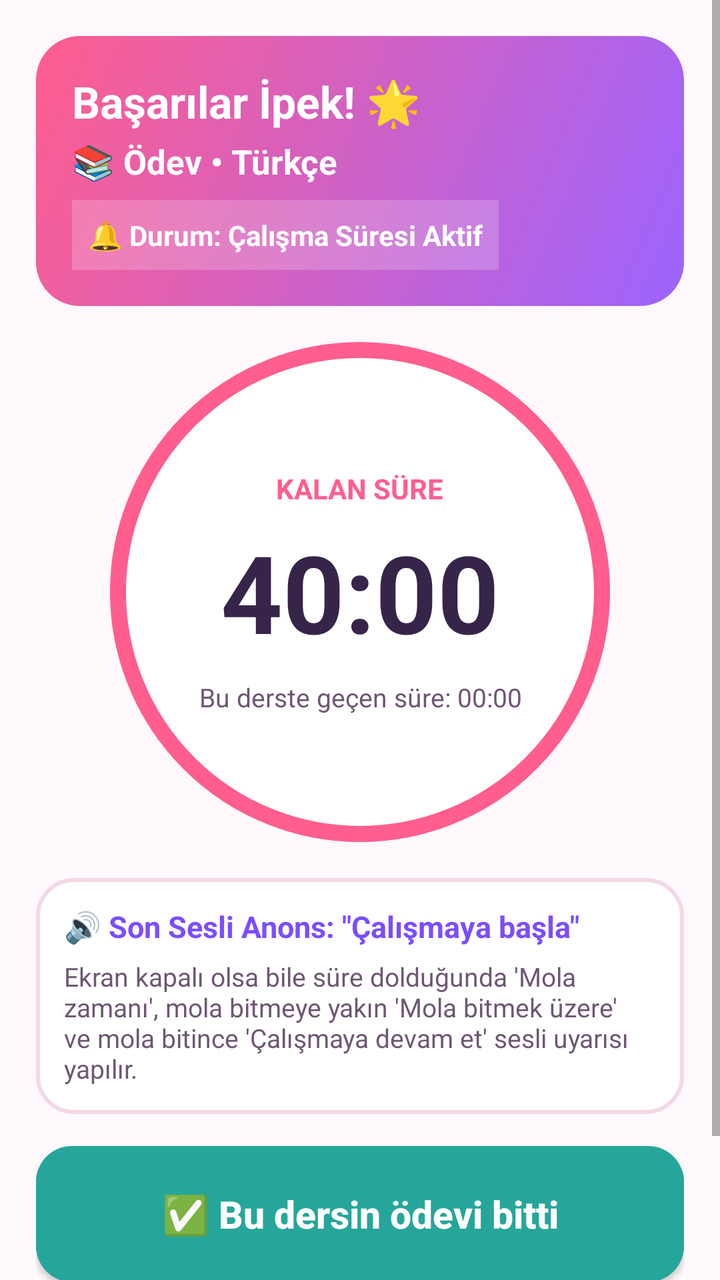
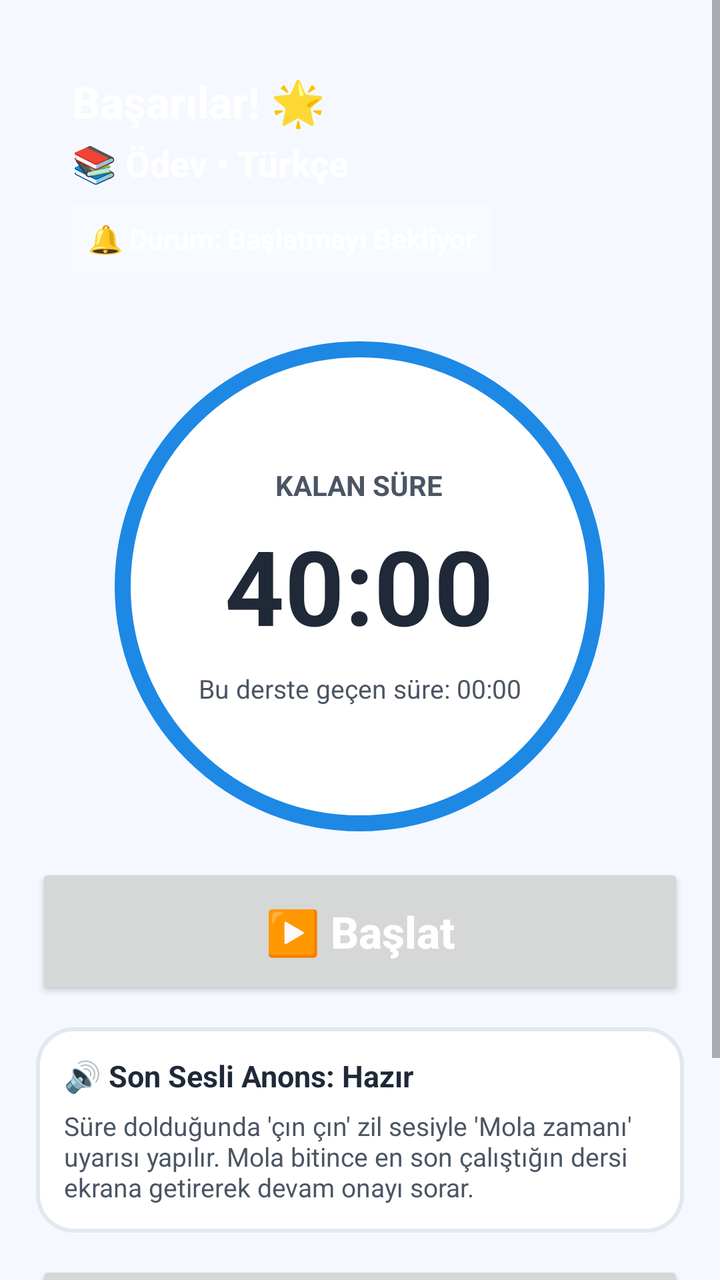

Two renders of the same Android screen: before a commit and after it. Below are the layout's source before the change and the commit's diff.
<!-- AndroidManifest.xml: application theme AppTheme -->
<!-- res/layout/activity_timer.xml -->
<?xml version="1.0" encoding="utf-8"?>
<ScrollView xmlns:android="http://schemas.android.com/apk/res/android"
    android:layout_width="match_parent"
    android:layout_height="match_parent"
    android:fillViewport="true"
    android:background="@color/bg_cream">

    <LinearLayout
        android:layout_width="match_parent"
        android:layout_height="wrap_content"
        android:gravity="center_horizontal"
        android:orientation="vertical"
        android:padding="18dp">

        
        <LinearLayout
            android:id="@+id/layoutTimerBanner"
            android:layout_width="match_parent"
            android:layout_height="wrap_content"
            android:background="@drawable/bg_header_card"
            android:orientation="vertical"
            android:padding="18dp"
            android:layout_marginBottom="18dp">

            <TextView
                android:id="@+id/tvTimerIpekcheer"
                android:layout_width="wrap_content"
                android:layout_height="wrap_content"
                android:text="Başarılar İpek! 🌟"
                android:textColor="#FFFFFF"
                android:textSize="22sp"
                android:textStyle="bold" />

            <TextView
                android:id="@+id/tvTimerModeAndSubject"
                android:layout_width="wrap_content"
                android:layout_height="wrap_content"
                android:layout_marginTop="4dp"
                android:text="📚 Ödev • Türkçe"
                android:textColor="#FFFFFF"
                android:textSize="17sp"
                android:textStyle="bold" />

            <TextView
                android:id="@+id/tvPhaseBadge"
                android:layout_width="wrap_content"
                android:layout_height="wrap_content"
                android:layout_marginTop="8dp"
                android:background="#33FFFFFF"
                android:padding="8dp"
                android:text="🔔 Durum: Çalışma Süresi Aktif"
                android:textColor="#FFFFFF"
                android:textSize="14sp"
                android:textStyle="bold" />
        </LinearLayout>

        
        <LinearLayout
            android:layout_width="250dp"
            android:layout_height="250dp"
            android:background="@drawable/bg_timer_circle"
            android:gravity="center"
            android:orientation="vertical"
            android:padding="20dp"
            android:layout_marginBottom="18dp">

            <TextView
                android:id="@+id/tvPhaseLabelInside"
                android:layout_width="wrap_content"
                android:layout_height="wrap_content"
                android:text="KALAN SÜRE"
                android:textColor="@color/primary_pink"
                android:textSize="14sp"
                android:textStyle="bold" />

            <TextView
                android:id="@+id/tvCountdownClock"
                android:layout_width="wrap_content"
                android:layout_height="wrap_content"
                android:layout_marginTop="6dp"
                android:text="40:00"
                android:textColor="@color/text_dark"
                android:textSize="54sp"
                android:textStyle="bold" />

            <TextView
                android:id="@+id/tvSubjectElapsedInfo"
                android:layout_width="wrap_content"
                android:layout_height="wrap_content"
                android:layout_marginTop="8dp"
                android:gravity="center"
                android:text="Bu derste geçen süre: 00:00"
                android:textColor="@color/text_muted"
                android:textSize="13sp" />
        </LinearLayout>

        
        <LinearLayout
            android:layout_width="match_parent"
            android:layout_height="wrap_content"
            android:background="@drawable/bg_white_card"
            android:orientation="vertical"
            android:padding="14dp"
            android:layout_marginBottom="16dp">

            <TextView
                android:id="@+id/tvLastAnnouncementText"
                android:layout_width="match_parent"
                android:layout_height="wrap_content"
                android:text="🔊 Son Sesli Anons: &quot;Çalışmaya başla&quot;"
                android:textColor="@color/accent_purple"
                android:textSize="15sp"
                android:textStyle="bold" />

            <TextView
                android:id="@+id/tvCycleExplanation"
                android:layout_width="match_parent"
                android:layout_height="wrap_content"
                android:layout_marginTop="6dp"
                android:text="Ekran kapalı olsa bile süre dolduğunda 'Mola zamanı', mola bitmeye yakın 'Mola bitmek üzere' ve mola bitince 'Çalışmaya devam et' sesli uyarısı yapılır."
                android:textColor="@color/text_muted"
                android:textSize="13sp" />
        </LinearLayout>

        
        <Button
            android:id="@+id/btnFinishCurrentSubject"
            android:layout_width="match_parent"
            android:layout_height="68dp"
            android:layout_marginBottom="12dp"
            android:background="@drawable/btn_mint_rounded"
            android:text="✅ Bu dersin ödevi bitti"
            android:textAllCaps="false"
            android:textColor="#FFFFFF"
            android:textSize="19sp"
            android:textStyle="bold" />

        
        <LinearLayout
            android:layout_width="match_parent"
            android:layout_height="wrap_content"
            android:orientation="horizontal"
            android:weightSum="2">

            <Button
                android:id="@+id/btnPauseResumeTimer"
                android:layout_width="0dp"
                android:layout_height="50dp"
                android:layout_weight="1"
                android:layout_marginEnd="6dp"
                android:background="@drawable/btn_orange_rounded"
                android:text="⏸️ Duraklat"
                android:textAllCaps="false"
                android:textColor="#FFFFFF"
                android:textSize="14sp"
                android:textStyle="bold" />

            <Button
                android:id="@+id/btnCancelSession"
                android:layout_width="0dp"
                android:layout_height="50dp"
                android:layout_weight="1"
                android:layout_marginStart="6dp"
                android:background="@drawable/bg_white_card"
                android:text="⬅️ Ders Seçimine Dön"
                android:textAllCaps="false"
                android:textColor="@color/text_dark"
                android:textSize="14sp"
                android:textStyle="bold" />
        </LinearLayout>

    </LinearLayout>
</ScrollView>
<!-- resources referenced by this layout -->
<resources>
  <color name="accent_purple">#7C4DFF</color>
  <color name="bg_cream">#FFF8FC</color>
  <color name="primary_pink">#FF5E8E</color>
  <color name="text_dark">#372549</color>
  <color name="text_muted">#6E5773</color>
  <!-- drawable bg_header_card (drawable) -->
  <?xml version="1.0" encoding="utf-8"?>
  <shape xmlns:android="http://schemas.android.com/apk/res/android" android:shape="rectangle">
      <gradient
          android:startColor="#FF5E8E"
          android:endColor="#9C64FF"
          android:angle="315" />
      <corners android:radius="22dp" />
  </shape>
  <!-- drawable bg_timer_circle (drawable) -->
  <?xml version="1.0" encoding="utf-8"?>
  <shape xmlns:android="http://schemas.android.com/apk/res/android" android:shape="oval">
      <solid android:color="#FFFFFF" />
      <stroke android:width="8dp" android:color="#FF5E8E" />
  </shape>
  <!-- drawable bg_white_card (drawable) -->
  <?xml version="1.0" encoding="utf-8"?>
  <shape xmlns:android="http://schemas.android.com/apk/res/android" android:shape="rectangle">
      <solid android:color="#FFFFFF" />
      <corners android:radius="18dp" />
      <stroke android:width="2dp" android:color="#F3D9E8" />
  </shape>
  <!-- drawable btn_mint_rounded (drawable) -->
  <?xml version="1.0" encoding="utf-8"?>
  <shape xmlns:android="http://schemas.android.com/apk/res/android" android:shape="rectangle">
      <solid android:color="#26A69A" />
      <corners android:radius="18dp" />
  </shape>
  <!-- drawable btn_orange_rounded (drawable) -->
  <?xml version="1.0" encoding="utf-8"?>
  <shape xmlns:android="http://schemas.android.com/apk/res/android" android:shape="rectangle">
      <solid android:color="#FF7043" />
      <corners android:radius="18dp" />
  </shape>
  <style name="AppTheme" parent="android:Theme.Material.Light.NoActionBar">
          <item name="android:colorPrimary">@color/primary_pink</item>
          <item name="android:colorPrimaryDark">@color/primary_pink_dark</item>
          <item name="android:colorAccent">@color/accent_purple</item>
          <item name="android:windowBackground">@color/bg_cream</item>
          <item name="android:statusBarColor">@color/primary_pink_dark</item>
      </style>
  <color name="primary_pink_dark">#D93B6B</color>
</resources>

<!-- the commit's change to res/layout/activity_timer.xml (unified diff, before → after) -->
@@ -1,9 +1,10 @@
 <?xml version="1.0" encoding="utf-8"?>
 <ScrollView xmlns:android="http://schemas.android.com/apk/res/android"
+    android:id="@+id/scrollRootTimer"
     android:layout_width="match_parent"
     android:layout_height="match_parent"
     android:fillViewport="true"
-    android:background="@color/bg_cream">
+    android:background="@color/bg_surface">
 
     <LinearLayout
         android:layout_width="match_parent"
@@ -17,16 +18,15 @@
             android:id="@+id/layoutTimerBanner"
             android:layout_width="match_parent"
             android:layout_height="wrap_content"
-            android:background="@drawable/bg_header_card"
             android:orientation="vertical"
             android:padding="18dp"
-            android:layout_marginBottom="18dp">
-
-            <TextView
-                android:id="@+id/tvTimerIpekcheer"
-                android:layout_width="wrap_content"
-                android:layout_height="wrap_content"
-                android:text="Başarılar İpek! 🌟"
+            android:layout_marginBottom="16dp">
+
+            <TextView
+                android:id="@+id/tvTimerUserCheer"
+                android:layout_width="wrap_content"
+                android:layout_height="wrap_content"
+                android:text="Başarılar! 🌟"
                 android:textColor="#FFFFFF"
                 android:textSize="22sp"
                 android:textStyle="bold" />
@@ -38,7 +38,7 @@
                 android:layout_marginTop="4dp"
                 android:text="📚 Ödev • Türkçe"
                 android:textColor="#FFFFFF"
-                android:textSize="17sp"
+                android:textSize="18sp"
                 android:textStyle="bold" />
 
             <TextView
@@ -48,28 +48,74 @@
                 android:layout_marginTop="8dp"
                 android:background="#33FFFFFF"
                 android:padding="8dp"
-                android:text="🔔 Durum: Çalışma Süresi Aktif"
-                android:textColor="#FFFFFF"
-                android:textSize="14sp"
-                android:textStyle="bold" />
-        </LinearLayout>
-
-        
-        <LinearLayout
-            android:layout_width="250dp"
-            android:layout_height="250dp"
+                android:text="🔔 Durum: Başlatmayı Bekliyor"
+                android:textColor="#FFFFFF"
+                android:textSize="14sp"
+                android:textStyle="bold" />
+        </LinearLayout>
+
+        
+        <LinearLayout
+            android:id="@+id/layoutPostBreakPrompt"
+            android:layout_width="match_parent"
+            android:layout_height="wrap_content"
+            android:background="@drawable/bg_white_card"
+            android:orientation="vertical"
+            android:padding="18dp"
+            android:layout_marginBottom="16dp"
+            android:visibility="gone">
+
+            <TextView
+                android:id="@+id/tvPostBreakQuestion"
+                android:layout_width="match_parent"
+                android:layout_height="wrap_content"
+                android:text="🔔 10 Dakikalık Mola Süresi Bitti!
+En son çalıştığın dersten mi devam edeceksin?"
+                android:textColor="@color/text_dark"
+                android:textSize="17sp"
+                android:textStyle="bold" />
+
+            <Button
+                android:id="@+id/btnPostBreakYes"
+                android:layout_width="match_parent"
+                android:layout_height="58dp"
+                android:layout_marginTop="12dp"
+                android:text="✅ Evet, Bu Dersten Devam Et"
+                android:textAllCaps="false"
+                android:textColor="#FFFFFF"
+                android:textSize="17sp"
+                android:textStyle="bold" />
+
+            <Button
+                android:id="@+id/btnPostBreakSwitch"
+                android:layout_width="match_parent"
+                android:layout_height="48dp"
+                android:layout_marginTop="8dp"
+                android:background="@drawable/bg_white_card"
+                android:text="🔄 Hayır, Başka Ders Seç"
+                android:textAllCaps="false"
+                android:textColor="@color/text_dark"
+                android:textSize="15sp"
+                android:textStyle="bold" />
+        </LinearLayout>
+
+        
+        <LinearLayout
+            android:id="@+id/layoutTimerCircle"
+            android:layout_width="245dp"
+            android:layout_height="245dp"
             android:background="@drawable/bg_timer_circle"
             android:gravity="center"
             android:orientation="vertical"
             android:padding="20dp"
-            android:layout_marginBottom="18dp">
+            android:layout_marginBottom="16dp">
 
             <TextView
                 android:id="@+id/tvPhaseLabelInside"
                 android:layout_width="wrap_content"
                 android:layout_height="wrap_content"
                 android:text="KALAN SÜRE"
-                android:textColor="@color/primary_pink"
+                android:textColor="@color/text_muted"
                 android:textSize="14sp"
                 android:textStyle="bold" />
 
@@ -80,7 +126,7 @@
                 android:layout_marginTop="6dp"
                 android:text="40:00"
                 android:textColor="@color/text_dark"
-                android:textSize="54sp"
+                android:textSize="52sp"
                 android:textStyle="bold" />
 
             <TextView
@@ -95,20 +141,32 @@
         </LinearLayout>
 
         
+        <Button
+            android:id="@+id/btnStartTimerNow"
+            android:layout_width="match_parent"
+            android:layout_height="68dp"
+            android:layout_marginBottom="14dp"
+            android:text="▶️ Başlat"
+            android:textAllCaps="false"
+            android:textColor="#FFFFFF"
+            android:textSize="22sp"
+            android:textStyle="bold" />
+
+        
         <LinearLayout
             android:layout_width="match_parent"
             android:layout_height="wrap_content"
             android:background="@drawable/bg_white_card"
             android:orientation="vertical"
             android:padding="14dp"
-            android:layout_marginBottom="16dp">
+            android:layout_marginBottom="14dp">
 
             <TextView
                 android:id="@+id/tvLastAnnouncementText"
                 android:layout_width="match_parent"
                 android:layout_height="wrap_content"
-                android:text="🔊 Son Sesli Anons: &quot;Çalışmaya başla&quot;"
-                android:textColor="@color/accent_purple"
+                android:text="🔊 Son Sesli Anons: Hazır"
+                android:textColor="@color/text_dark"
                 android:textSize="15sp"
                 android:textStyle="bold" />
 
@@ -117,7 +175,7 @@
                 android:layout_width="match_parent"
                 android:layout_height="wrap_content"
                 android:layout_marginTop="6dp"
-                android:text="Ekran kapalı olsa bile süre dolduğunda 'Mola zamanı', mola bitmeye yakın 'Mola bitmek üzere' ve mola bitince 'Çalışmaya devam et' sesli uyarısı yapılır."
+                android:text="Süre dolduğunda 'çın çın' zil sesiyle 'Mola zamanı' uyarısı yapılır. Mola bitince en son çalıştığın dersi ekrana getirerek devam onayı sorar."
                 android:textColor="@color/text_muted"
                 android:textSize="13sp" />
         </LinearLayout>
@@ -126,13 +184,12 @@
         <Button
             android:id="@+id/btnFinishCurrentSubject"
             android:layout_width="match_parent"
-            android:layout_height="68dp"
+            android:layout_height="64dp"
             android:layout_marginBottom="12dp"
-            android:background="@drawable/btn_mint_rounded"
             android:text="✅ Bu dersin ödevi bitti"
             android:textAllCaps="false"
             android:textColor="#FFFFFF"
-            android:textSize="19sp"
+            android:textSize="18sp"
             android:textStyle="bold" />
 
         
@@ -148,7 +205,6 @@
                 android:layout_height="50dp"
                 android:layout_weight="1"
                 android:layout_marginEnd="6dp"
-                android:background="@drawable/btn_orange_rounded"
                 android:text="⏸️ Duraklat"
                 android:textAllCaps="false"
                 android:textColor="#FFFFFF"
@@ -162,7 +218,7 @@
                 android:layout_weight="1"
                 android:layout_marginStart="6dp"
                 android:background="@drawable/bg_white_card"
-                android:text="⬅️ Ders Seçimine Dön"
+                android:text="⬅️ Seçim Ekranına Dön"
                 android:textAllCaps="false"
                 android:textColor="@color/text_dark"
                 android:textSize="14sp"
<!-- resource entries referenced after the edit -->
@@ -1,51 +1,30 @@
 <!-- resources referenced by this layout -->
 <resources>
-  <color name="accent_purple">#7C4DFF</color>
-  <color name="bg_cream">#FFF8FC</color>
-  <color name="primary_pink">#FF5E8E</color>
-  <color name="text_dark">#372549</color>
-  <color name="text_muted">#6E5773</color>
-  <!-- drawable bg_header_card (drawable) -->
-  <?xml version="1.0" encoding="utf-8"?>
-  <shape xmlns:android="http://schemas.android.com/apk/res/android" android:shape="rectangle">
-      <gradient
-          android:startColor="#FF5E8E"
-          android:endColor="#9C64FF"
-          android:angle="315" />
-      <corners android:radius="22dp" />
-  </shape>
+  <color name="bg_surface">#F5F9FF</color>
+  <color name="text_dark">#1F2937</color>
+  <color name="text_muted">#4B5563</color>
   <!-- drawable bg_timer_circle (drawable) -->
   <?xml version="1.0" encoding="utf-8"?>
   <shape xmlns:android="http://schemas.android.com/apk/res/android" android:shape="oval">
       <solid android:color="#FFFFFF" />
-      <stroke android:width="8dp" android:color="#FF5E8E" />
+      <stroke android:width="8dp" android:color="#1E88E5" />
   </shape>
   <!-- drawable bg_white_card (drawable) -->
   <?xml version="1.0" encoding="utf-8"?>
   <shape xmlns:android="http://schemas.android.com/apk/res/android" android:shape="rectangle">
       <solid android:color="#FFFFFF" />
       <corners android:radius="18dp" />
-      <stroke android:width="2dp" android:color="#F3D9E8" />
-  </shape>
-  <!-- drawable btn_mint_rounded (drawable) -->
-  <?xml version="1.0" encoding="utf-8"?>
-  <shape xmlns:android="http://schemas.android.com/apk/res/android" android:shape="rectangle">
-      <solid android:color="#26A69A" />
-      <corners android:radius="18dp" />
-  </shape>
-  <!-- drawable btn_orange_rounded (drawable) -->
-  <?xml version="1.0" encoding="utf-8"?>
-  <shape xmlns:android="http://schemas.android.com/apk/res/android" android:shape="rectangle">
-      <solid android:color="#FF7043" />
-      <corners android:radius="18dp" />
+      <stroke android:width="2dp" android:color="#E2E8F0" />
   </shape>
   <style name="AppTheme" parent="android:Theme.Material.Light.NoActionBar">
-          <item name="android:colorPrimary">@color/primary_pink</item>
-          <item name="android:colorPrimaryDark">@color/primary_pink_dark</item>
-          <item name="android:colorAccent">@color/accent_purple</item>
-          <item name="android:windowBackground">@color/bg_cream</item>
-          <item name="android:statusBarColor">@color/primary_pink_dark</item>
+          <item name="android:colorPrimary">@color/primary_default</item>
+          <item name="android:colorPrimaryDark">@color/primary_dark_default</item>
+          <item name="android:colorAccent">@color/accent_default</item>
+          <item name="android:windowBackground">@color/bg_surface</item>
+          <item name="android:statusBarColor">@color/primary_dark_default</item>
       </style>
-  <color name="primary_pink_dark">#D93B6B</color>
+  <color name="primary_default">#1E88E5</color>
+  <color name="primary_dark_default">#1565C0</color>
+  <color name="accent_default">#00897B</color>
 </resources>
 
